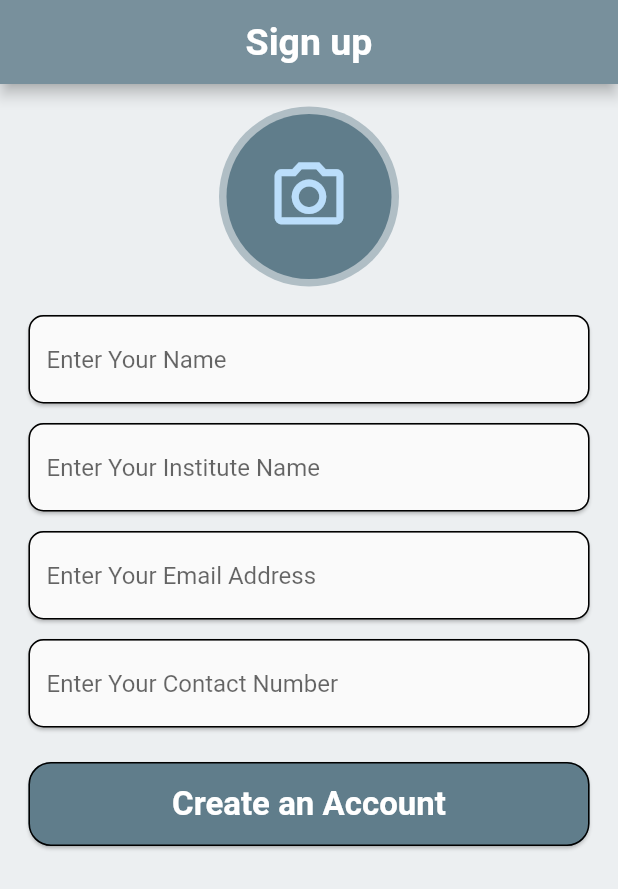
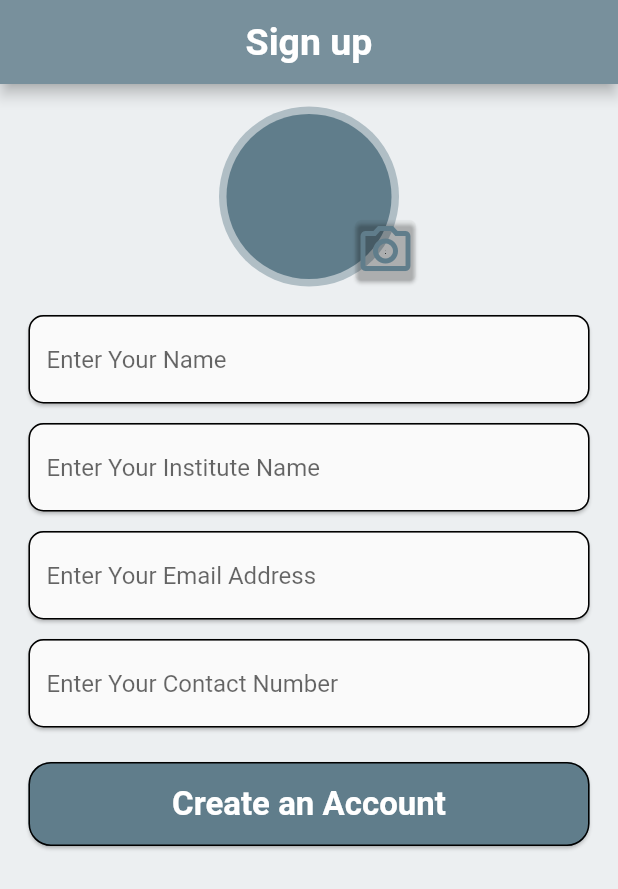
Before and after one commit to mamunislammim/student_management, a Flutter app: the screen it shows after launch, after a tap on the "camera alt" icon, on a phone screen of 412 x 824 dp. Shown: the top 889 px of the screen. Run offline on Flutter 3.47's test engine with Material 2 defaults, Android fonts, the light colour scheme and no system bars; our stand-ins replace image_picker.

Commit message:
design part 1

```diff
--- a/lib/view/home_screen.dart
+++ b/lib/view/home_screen.dart
@@ -63,8 +63,9 @@ class _HomePageState extends State<HomePage> {
                 height: 10,
               ),
               GridView.builder(
+                physics: const BouncingScrollPhysics(),
                 shrinkWrap: true,
-                itemCount: 12,
+                itemCount: 50,
                 gridDelegate: const SliverGridDelegateWithFixedCrossAxisCount(
                     crossAxisCount: 3,
                     crossAxisSpacing: 3.0,
--- a/lib/view/sign_up_screen.dart
+++ b/lib/view/sign_up_screen.dart
@@ -1,3 +1,4 @@
+import 'dart:io';
 import 'package:flutter/material.dart';
 import 'package:image_picker/image_picker.dart';
 import 'home_screen.dart';
@@ -10,15 +11,18 @@ class SignUpScreen extends StatefulWidget {
 }
 
 class _SignUpScreenState extends State<SignUpScreen> {
-  TextEditingController _nameController = TextEditingController();
-  TextEditingController _instituteController = TextEditingController();
-  TextEditingController _emailController = TextEditingController();
-  TextEditingController _phoneController = TextEditingController();
+  final TextEditingController _nameController = TextEditingController();
+  final TextEditingController _instituteController = TextEditingController();
+  final TextEditingController _emailController = TextEditingController();
+  final TextEditingController _phoneController = TextEditingController();
   XFile? image;
 
   Future<void> _imagePicker() async {
     ImagePicker picker = ImagePicker();
-    image = await picker.pickImage(source: ImageSource.gallery);
+    var a = await picker.pickImage(source: ImageSource.gallery);
+    setState(() {
+      image = a;
+    });
   }
 
   @override
@@ -41,19 +45,34 @@ class _SignUpScreenState extends State<SignUpScreen> {
               child: CircleAvatar(
                 backgroundColor: Colors.blueGrey.shade200,
                 radius: 60,
-                child: CircleAvatar(
+                child: Stack(
+                  clipBehavior: Clip.none,
+                  alignment: Alignment.bottomRight,
+                  children: [
+                    CircleAvatar(
                       backgroundColor: Colors.blueGrey,
                       radius: 55,
-                  child: image != null
-                      ? const Icon(Icons.account_circle)
-                      : InkWell(
+                      backgroundImage:
+                          image != null ? FileImage(File(image!.path)) : null,
+                    ),
+                    Positioned(
+                      right: -20,
+                      bottom: -5,
+                      child: InkWell(
                           onTap: () async {
                             await _imagePicker();
                           },
-                          child: const Icon(
+                          child: const Card(
+                            // color: Colors.blueGrey.shade200,
+                            color: Colors.transparent,
+                            child: Icon(
                               Icons.camera_alt_outlined,
-                            size: 55,
+                              size: 40,
+                              color: Colors.blueGrey,
+                            ),
                           )),
+                    )
+                  ],
                 ),
               ),
             ),
@@ -68,6 +87,7 @@ class _SignUpScreenState extends State<SignUpScreen> {
                 controller: _nameController,
                 decoration: InputDecoration(
                     hintText: "Enter Your Name",
+                    // labelText: "Name",
                     border: OutlineInputBorder(
                         borderRadius: BorderRadius.circular(10))),
               ),
@@ -82,6 +102,7 @@ class _SignUpScreenState extends State<SignUpScreen> {
               child: TextField(
                 controller: _instituteController,
                 decoration: InputDecoration(
+                  //  labelText: "Enter Your Institute Name",
                     hintText: "Enter Your Institute Name",
                     border: OutlineInputBorder(
                         borderRadius: BorderRadius.circular(10))),
@@ -98,6 +119,7 @@ class _SignUpScreenState extends State<SignUpScreen> {
                 controller: _emailController,
                 decoration: InputDecoration(
                     hintText: "Enter Your Email Address",
+                    // labelText: "Enter Your Email Address",
                     border: OutlineInputBorder(
                         borderRadius: BorderRadius.circular(10))),
               ),
@@ -113,6 +135,7 @@ class _SignUpScreenState extends State<SignUpScreen> {
                 controller: _phoneController,
                 decoration: InputDecoration(
                     hintText: "Enter Your Contact Number",
+                    // labelText: "Enter Your Contact Number",
                     border: OutlineInputBorder(
                         borderRadius: BorderRadius.circular(10))),
               ),
@@ -126,10 +149,18 @@ class _SignUpScreenState extends State<SignUpScreen> {
                   OutlineInputBorder(borderRadius: BorderRadius.circular(15)),
               child: GestureDetector(
                 onTap: () {
+                  if (_nameController.text.isNotEmpty &&
+                      _instituteController.text.isNotEmpty &&
+                      _emailController.text.isNotEmpty &&
+                      _phoneController.text.isNotEmpty &&
+                      image != null) {
                     Navigator.push(
                         context,
                         MaterialPageRoute(
                             builder: (context) => const HomePage()));
+                  } else {
+                    print("Error");
+                  }
                 },
                 child: const Row(
                   mainAxisAlignment: MainAxisAlignment.center,
```
Lines whose indentation alone changed are shown as unchanged.
